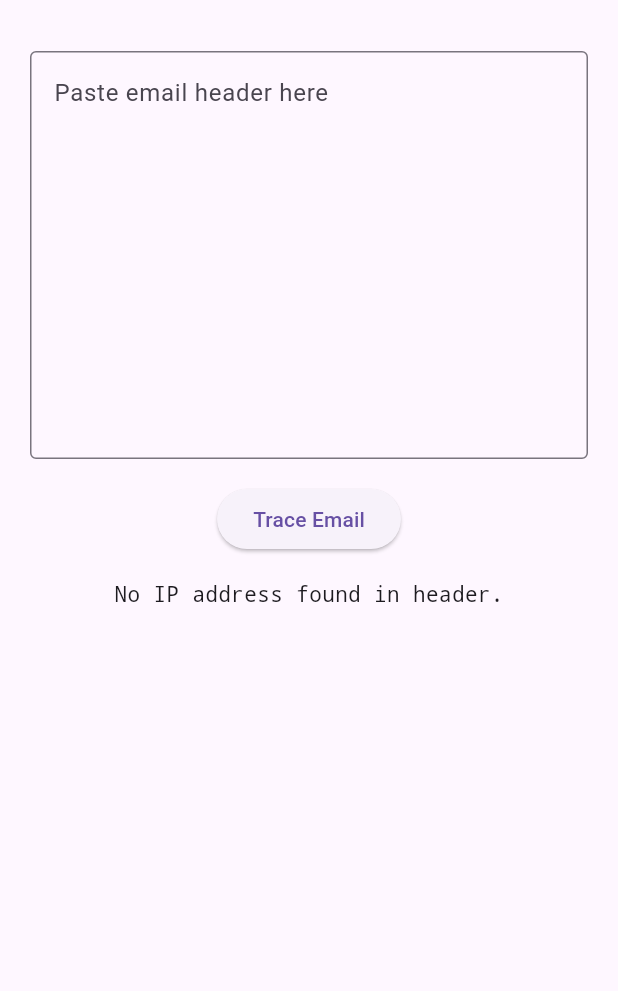
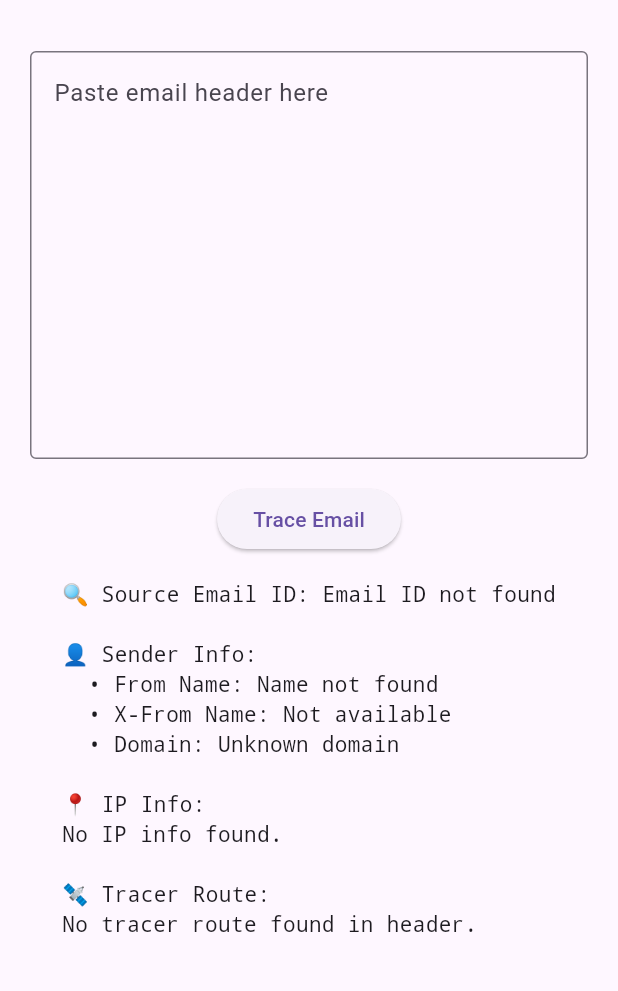
Before and after one commit to Kiranhl17/email_tracer, a Flutter app: the screen it shows after launch, after a tap on "Trace Email", on a phone screen of 412 x 824 dp, the part 63-1054 px from its top. Run offline on Flutter 3.47's test engine with Material 3 defaults, Android fonts, the phone set to English and light mode, and no system bars.

Commit message:
adding few more futures

```diff
--- a/lib/screens/home_screen.dart
+++ b/lib/screens/home_screen.dart
@@ -1,6 +1,8 @@
 import 'package:flutter/material.dart';
 import 'package:http/http.dart' as http;
 import 'dart:convert';
+
+import '../services/header_parser.dart';
 
 class HomeScreen extends StatefulWidget {
   const HomeScreen({super.key});
@@ -14,23 +16,27 @@ class _HomeScreenState extends State<HomeScreen> {
   String _result = '';
 
   void traceEmailHeader(String header) async {
+    setState(() {
+      _result = 'Tracing...';
+    });
+
     final ipRegex = RegExp(r'\b(?:\d{1,3}\.){3}\d{1,3}\b');
     final match = ipRegex.firstMatch(header);
-    if (match == null) {
-      setState(() {
-        _result = 'No IP address found in header.';
-      });
-      return;
-    }
+    final ip = match?.group(0);
 
-    final ip = match.group(0);
-    final url = Uri.parse('https://ipinfo.io/$ip/json');
-    final response = await http.get(url);
+    final sourceEmail = extractSourceEmail(header);
+    final senderName = extractSenderName(header);
+    final xFromName = extractXFromName(header);
+    final domain = extractDomainFromEmail(sourceEmail);
+    final tracerRoute = extractTracerRoute(header);
 
-    if (response.statusCode == 200) {
-      final data = jsonDecode(response.body);
-      setState(() {
-        _result = '''
+    String ipInfo = '';
+    if (ip != null) {
+      final url = Uri.parse('https://ipinfo.io/$ip/json');
+      final response = await http.get(url);
+      if (response.statusCode == 200) {
+        final data = jsonDecode(response.body);
+        ipInfo = '''
 IP Address: $ip
 City: ${data['city']}
 Region: ${data['region']}
@@ -38,12 +44,25 @@ Country: ${data['country']}
 Org: ${data['org']}
 Location: ${data['loc']}
 ''';
-      });
-    } else {
-      setState(() {
-        _result = 'Failed to fetch IP information.';
-      });
+      }
     }
+
+    setState(() {
+      _result = '''
+🔍 Source Email ID: $sourceEmail
+
+👤 Sender Info:
+  • From Name: $senderName
+  • X-From Name: $xFromName
+  • Domain: $domain
+
+📍 IP Info:
+${ipInfo.isNotEmpty ? ipInfo : 'No IP info found.'}
+
+🛰️ Tracer Route:
+${tracerRoute.isNotEmpty ? tracerRoute.join('\n') : 'No tracer route found in header.'}
+''';
+    });
   }
 
   @override
--- /dev/null
+++ b/lib/services/email_rep_service.dart
@@ -0,0 +1,15 @@
+import 'dart:convert';
+import 'package:http/http.dart' as http;
+
+Future<Map<String, dynamic>> fetchEmailReputation(String email) async {
+  final response = await http.get(
+    Uri.parse('https://emailrep.io/$email'),
+    headers: {'User-Agent': 'EmailTracerApp'}
+  );
+
+  if (response.statusCode == 200) {
+    return json.decode(response.body);
+  } else {
+    return {'status': 'fail', 'reason': 'API call failed'};
+  }
+}
--- a/lib/services/header_parser.dart
+++ b/lib/services/header_parser.dart
@@ -6,3 +6,35 @@ List<String> extractIPs(String header) {
       .toSet()
       .toList();
 }
+
+String extractSourceEmail(String header) {
+  final emailRegex = RegExp(r'(?<=Return-Path: <)[^>]+');
+  final match = emailRegex.firstMatch(header);
+  return match?.group(0) ?? 'Email ID not found';
+}
+
+List<String> extractTracerRoute(String header) {
+  final receivedRegex = RegExp(r'Received:.*?;', caseSensitive: false, dotAll: true);
+  return receivedRegex
+      .allMatches(header)
+      .map((match) => match.group(0)!.trim())
+      .toList();
+}
+
+String extractSenderName(String header) {
+  final fromRegex = RegExp(r'From:\s*"?([^"<\n]+)"?\s*<[^>]+>');
+  final match = fromRegex.firstMatch(header);
+  return match?.group(1)?.trim() ?? 'Name not found';
+}
+
+String extractXFromName(String header) {
+  final xFromRegex = RegExp(r'X-From:\s*([^\n\r]+)');
+  final match = xFromRegex.firstMatch(header);
+  return match?.group(1)?.trim() ?? 'Not available';
+}
+
+String extractDomainFromEmail(String email) {
+  final domainRegex = RegExp(r'@([^\s>]+)');
+  final match = domainRegex.firstMatch(email);
+  return match?.group(1) ?? 'Unknown domain';
+}
```
